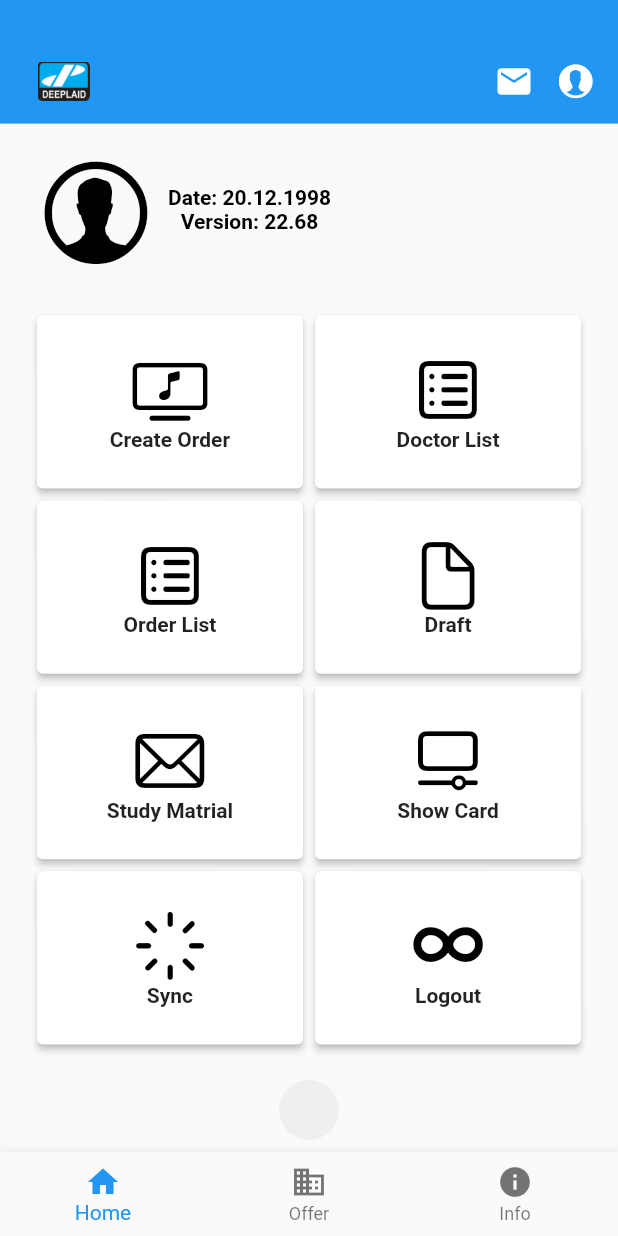
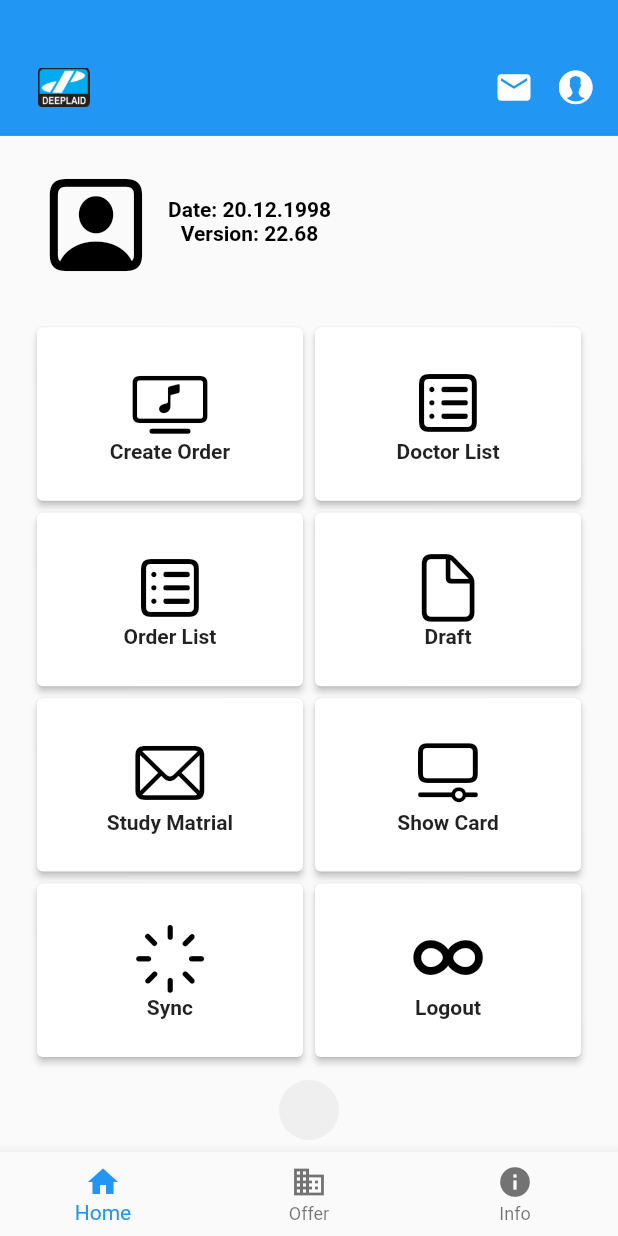
Before and after one commit to zakaria90024/deeplaid_apps_models, a Flutter app: the HomePage screen opened directly with empty values, on a phone screen of 412 x 824 dp. Run offline on Flutter 3.47's test engine with Material 2 defaults, Android fonts, the phone set to English and light mode, and no system bars; our stand-ins replace fluttertoast, shared_preferences, sqflite; accounts and stored records are empty.

```diff
--- a/lib/dashboard_deeplaid_apps/home.dart
+++ b/lib/dashboard_deeplaid_apps/home.dart
@@ -73,7 +73,7 @@ class _HomePageState extends State<HomePage> {
                   // width: deviceWidth,
                   child: Column(children: [
             SizedBox(
-              height: deviceHight * 0.10,
+              height: deviceHight * 0.11,
               width: deviceWidth,
               child: SizedBox(
                 child: Container(
@@ -386,7 +386,7 @@ class _HomePageState extends State<HomePage> {
                           padding: EdgeInsets.only(
                               left: 24, top: 0, right: 0, bottom: 5),
                           child: Icon(
-                            CupertinoIcons.person_alt_circle,
+                            CupertinoIcons.person_crop_square,
                             color: Colors.black,
                             size: 80,
                           ),
```
Also changed, not shown: lib/doctor_list/doctorlist.dart (+8 -5 lines), lib/sqlitehelper_deeplaid_apps/sqlitehelper.dart (+5 -2 lines).
